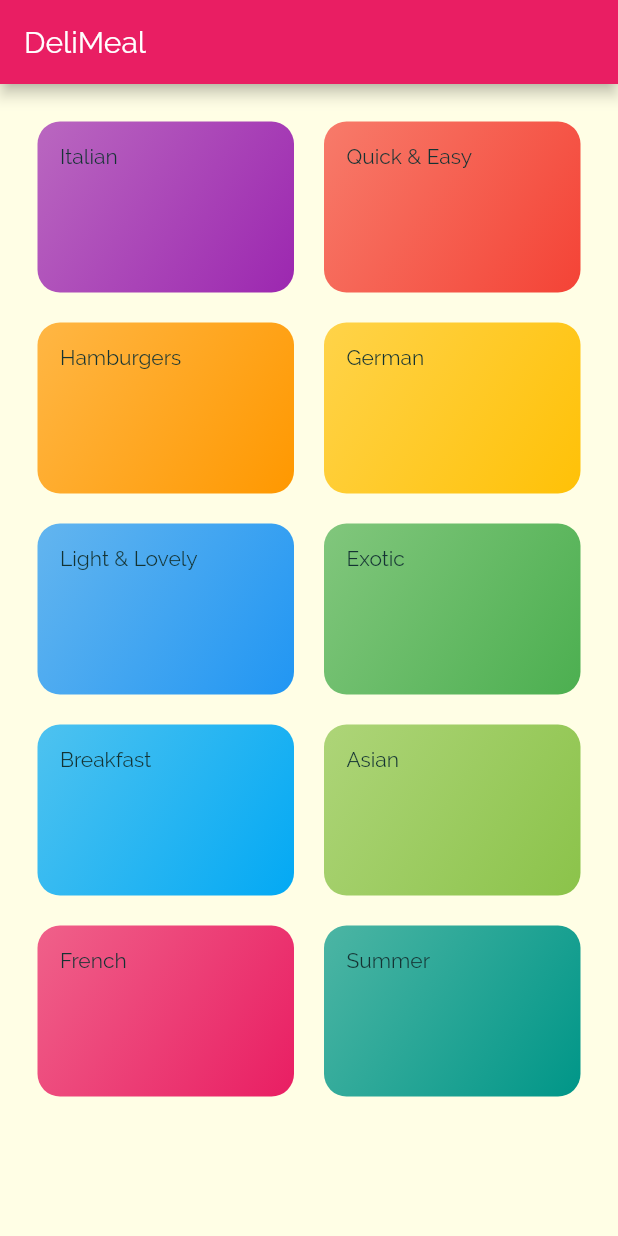
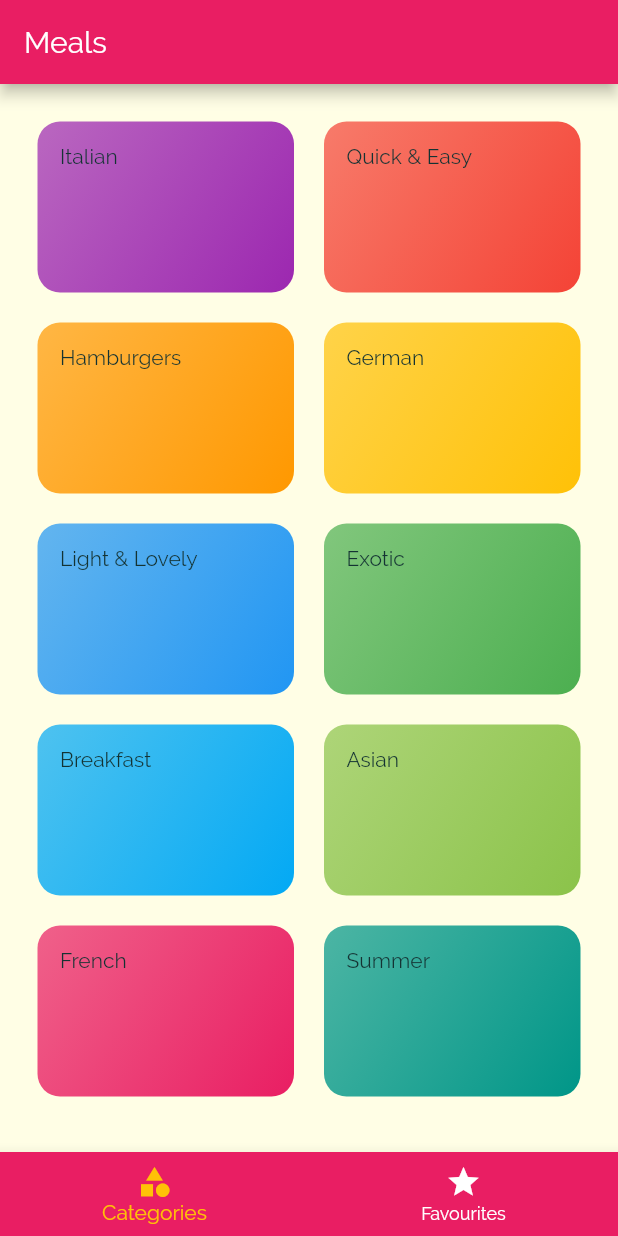
Before and after one commit to GustafHultgren/flutter_meals_app, a Flutter app: the screen it shows after launch, on a phone screen of 412 x 824 dp. Run offline on Flutter 3.47's test engine with Material 2 defaults, Android fonts, the phone set to English and light mode, and no system bars.

```diff
--- a/lib/categories_screen.dart
+++ b/lib/categories_screen.dart
@@ -6,11 +6,7 @@ import './dummy-data.dart';
 class CategoriesScreen extends StatelessWidget {
   @override
   Widget build(BuildContext context) {
-    return Scaffold(
-      appBar: AppBar(
-        title: Text('DeliMeal'),
-      ),
-      body: GridView(
+    return GridView(
       padding: const EdgeInsets.all(25),
       children: DUMMY_CATEGORIES
           .map(
@@ -27,7 +23,6 @@ class CategoriesScreen extends StatelessWidget {
         crossAxisSpacing: 20,
         mainAxisSpacing: 20,
       ),
-      ),
     );
   }
 }
--- a/lib/category_meals_screen.dart
+++ b/lib/category_meals_screen.dart
@@ -17,7 +17,7 @@ class CategoryMealsScreen extends StatelessWidget {
 
     return Scaffold(
       appBar: AppBar(
-        title: Text(categoryTitle),
+        title: Text('hello'),
       ),
       body: ListView.builder(
         itemCount: categoryMeals.length,
--- /dev/null
+++ b/lib/favourites_screen.dart
@@ -0,0 +1,10 @@
+import 'package:flutter/material.dart';
+
+class FavouritesScreen extends StatelessWidget {
+  @override
+  Widget build(BuildContext context) {
+    return Container(
+
+    );
+  }
+}
--- a/lib/main.dart
+++ b/lib/main.dart
@@ -3,6 +3,7 @@ import 'package:flutter_meals_app/categories_screen.dart';
 import 'package:flutter_meals_app/meal_detail_screen.dart';
 
 import 'category_meals_screen.dart';
+import 'tabs_screen.dart';
 
 void main() => runApp(MyApp());
 
@@ -28,7 +29,7 @@ class MyApp extends StatelessWidget {
             ),
       ),
       routes: {
-        '/': (ctx) => CategoriesScreen(),
+        '/': (ctx) => TabsScreen(),
         CategoryMealsScreen.routeName: (ctx) => CategoryMealsScreen(),
         MealDetailScreen.routeName: (ctx) => MealDetailScreen(),
       },
--- /dev/null
+++ b/lib/tabs_screen.dart
@@ -0,0 +1,48 @@
+import 'package:flutter/material.dart';
+
+import 'categories_screen.dart';
+import 'favourites_screen.dart';
+
+class TabsScreen extends StatefulWidget {
+  @override
+  _TabsScreenState createState() => _TabsScreenState();
+}
+
+class _TabsScreenState extends State<TabsScreen> {
+  int _selectedPageIndex = 0;
+
+  final List<Widget> _pages = [CategoriesScreen(), FavouritesScreen()];
+
+  _selectPage(int index) {
+    setState(() {
+      _selectedPageIndex = index;
+    });
+  }
+
+  @override
+  Widget build(BuildContext context) {
+    return Scaffold(
+      appBar: AppBar(
+        title: Text('Meals'),
+      ),
+      body: _pages[_selectedPageIndex],
+      bottomNavigationBar: BottomNavigationBar(
+        onTap: _selectPage,
+        backgroundColor: Theme.of(context).primaryColor,
+        unselectedItemColor: Colors.white,
+        selectedItemColor: Theme.of(context).accentColor,
+        currentIndex: _selectedPageIndex,
+        items: [
+          BottomNavigationBarItem(
+            icon: Icon(Icons.category),
+            title: Text('Categories'),
+          ),
+          BottomNavigationBarItem(
+            icon: Icon(Icons.star),
+            title: Text('Favourites'),
+          ),
+        ],
+      ),
+    );
+  }
+}
```
Lines whose indentation alone changed are shown as unchanged.
